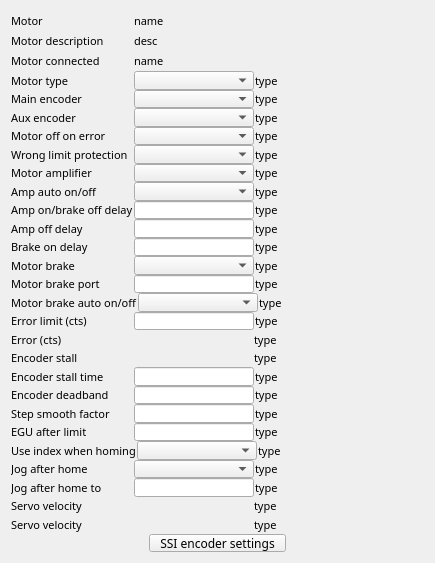
This is 3-1/GalilSup/op/ui/galil_motor_extras.ui in motorapp/Galil as Qt 5 draws it before an edit. The edited form follows.
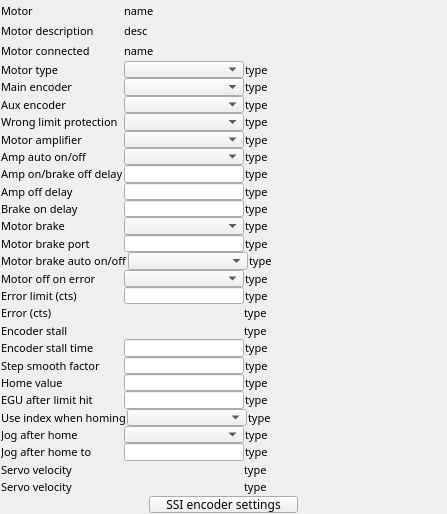
This is the edited form. Custom widgets are drawn as their Qt base class.

Diff of the .ui file:
```diff
--- a/3-1/GalilSup/op/ui/galil_motor_extras.ui
+++ b/3-1/GalilSup/op/ui/galil_motor_extras.ui
@@ -6,8 +6,8 @@
    <rect>
     <x>0</x>
     <y>0</y>
-    <width>435</width>
-    <height>563</height>
+    <width>447</width>
+    <height>514</height>
    </rect>
   </property>
   <property name="sizePolicy">
@@ -23,6 +23,9 @@
    <property name="spacing">
     <number>0</number>
    </property>
+   <property name="margin">
+    <number>1</number>
+   </property>
    <item>
     <layout class="QHBoxLayout" name="horizontalLayout">
      <property name="spacing">
@@ -509,97 +512,6 @@
      </item>
     </layout>
    </item>
-   <item>
-    <layout class="QHBoxLayout" name="horizontalLayout_7">
-     <property name="spacing">
-      <number>1</number>
-     </property>
-     <item>
-      <widget class="QLabel" name="label_10">
-       <property name="sizePolicy">
-        <sizepolicy hsizetype="Fixed" vsizetype="Preferred">
-         <horstretch>0</horstretch>
-         <verstretch>0</verstretch>
-        </sizepolicy>
-       </property>
-       <property name="minimumSize">
-        <size>
-         <width>122</width>
-         <height>0</height>
-        </size>
-       </property>
-       <property name="font">
-        <font>
-         <family>Abyssinica SIL</family>
-         <pointsize>8</pointsize>
-        </font>
-       </property>
-       <property name="text">
-        <string>Motor off on error</string>
-       </property>
-      </widget>
-     </item>
-     <item>
-      <widget class="QEComboBox" name="qecombobox_4">
-       <property name="sizePolicy">
-        <sizepolicy hsizetype="Fixed" vsizetype="Preferred">
-         <horstretch>0</horstretch>
-         <verstretch>0</verstretch>
-        </sizepolicy>
-       </property>
-       <property name="minimumSize">
-        <size>
-         <width>120</width>
-         <height>1</height>
-        </size>
-       </property>
-       <property name="maximumSize">
-        <size>
-         <width>120</width>
-         <height>16777215</height>
-        </size>
-       </property>
-       <property name="font">
-        <font>
-         <family>Abyssinica SIL</family>
-         <pointsize>8</pointsize>
-        </font>
-       </property>
-       <property name="variable" stdset="0">
-        <string>$(DMC)$(M)_OFFONERR_CMD</string>
-       </property>
-      </widget>
-     </item>
-     <item>
-      <widget class="QELabel" name="qelabel_9">
-       <property name="sizePolicy">
-        <sizepolicy hsizetype="Preferred" vsizetype="Preferred">
-         <horstretch>0</horstretch>
-         <verstretch>0</verstretch>
-        </sizepolicy>
-       </property>
-       <property name="font">
-        <font>
-         <family>Abyssinica SIL</family>
-         <pointsize>8</pointsize>
-        </font>
-       </property>
-       <property name="layoutDirection">
-        <enum>Qt::LeftToRight</enum>
-       </property>
-       <property name="alignment">
-        <set>Qt::AlignLeading|Qt::AlignLeft|Qt::AlignVCenter</set>
-       </property>
-       <property name="variable" stdset="0">
-        <string>$(DMC)$(M)_OFFONERR_STATUS</string>
-       </property>
-       <property name="text">
-        <string>type</string>
-       </property>
-      </widget>
-     </item>
-    </layout>
-   </item>
    <item>
     <layout class="QHBoxLayout" name="horizontalLayout_8">
      <property name="spacing">
@@ -1377,6 +1289,97 @@
      </item>
     </layout>
    </item>
+   <item>
+    <layout class="QHBoxLayout" name="horizontalLayout_7">
+     <property name="spacing">
+      <number>1</number>
+     </property>
+     <item>
+      <widget class="QLabel" name="label_10">
+       <property name="sizePolicy">
+        <sizepolicy hsizetype="Fixed" vsizetype="Preferred">
+         <horstretch>0</horstretch>
+         <verstretch>0</verstretch>
+        </sizepolicy>
+       </property>
+       <property name="minimumSize">
+        <size>
+         <width>122</width>
+         <height>0</height>
+        </size>
+       </property>
+       <property name="font">
+        <font>
+         <family>Abyssinica SIL</family>
+         <pointsize>8</pointsize>
+        </font>
+       </property>
+       <property name="text">
+        <string>Motor off on error</string>
+       </property>
+      </widget>
+     </item>
+     <item>
+      <widget class="QEComboBox" name="qecombobox_4">
+       <property name="sizePolicy">
+        <sizepolicy hsizetype="Fixed" vsizetype="Preferred">
+         <horstretch>0</horstretch>
+         <verstretch>0</verstretch>
+        </sizepolicy>
+       </property>
+       <property name="minimumSize">
+        <size>
+         <width>120</width>
+         <height>1</height>
+        </size>
+       </property>
+       <property name="maximumSize">
+        <size>
+         <width>120</width>
+         <height>16777215</height>
+        </size>
+       </property>
+       <property name="font">
+        <font>
+         <family>Abyssinica SIL</family>
+         <pointsize>8</pointsize>
+        </font>
+       </property>
+       <property name="variable" stdset="0">
+        <string>$(DMC)$(M)_OFFONERR_CMD</string>
+       </property>
+      </widget>
+     </item>
+     <item>
+      <widget class="QELabel" name="qelabel_9">
+       <property name="sizePolicy">
+        <sizepolicy hsizetype="Preferred" vsizetype="Preferred">
+         <horstretch>0</horstretch>
+         <verstretch>0</verstretch>
+        </sizepolicy>
+       </property>
+       <property name="font">
+        <font>
+         <family>Abyssinica SIL</family>
+         <pointsize>8</pointsize>
+        </font>
+       </property>
+       <property name="layoutDirection">
+        <enum>Qt::LeftToRight</enum>
+       </property>
+       <property name="alignment">
+        <set>Qt::AlignLeading|Qt::AlignLeft|Qt::AlignVCenter</set>
+       </property>
+       <property name="variable" stdset="0">
+        <string>$(DMC)$(M)_OFFONERR_STATUS</string>
+       </property>
+       <property name="text">
+        <string>type</string>
+       </property>
+      </widget>
+     </item>
+    </layout>
+   </item>
    <item>
     <layout class="QHBoxLayout" name="horizontalLayout_17">
      <property name="spacing">
@@ -1673,94 +1676,6 @@
      </item>
     </layout>
    </item>
-   <item>
-    <layout class="QHBoxLayout" name="horizontalLayout_21">
-     <property name="spacing">
-      <number>1</number>
-     </property>
-     <item>
-      <widget class="QLabel" name="label_24">
-       <property name="sizePolicy">
-        <sizepolicy hsizetype="Fixed" vsizetype="Preferred">
-         <horstretch>0</horstretch>
-         <verstretch>0</verstretch>
-        </sizepolicy>
-       </property>
-       <property name="minimumSize">
-        <size>
-         <width>122</width>
-         <height>0</height>
-        </size>
-       </property>
-       <property name="font">
-        <font>
-         <family>Abyssinica SIL</family>
-         <pointsize>8</pointsize>
-        </font>
-       </property>
-       <property name="text">
-        <string>Encoder deadband</string>
-       </property>
-      </widget>
-     </item>
-     <item>
-      <widget class="QELineEdit" name="qelineedit_9">
-       <property name="sizePolicy">
-        <sizepolicy hsizetype="Fixed" vsizetype="Preferred">
-         <horstretch>0</horstretch>
-         <verstretch>0</verstretch>
-        </sizepolicy>
-       </property>
-       <property name="minimumSize">
-        <size>
-         <width>120</width>
-         <height>1</height>
-        </size>
-       </property>
-       <property name="font">
-        <font>
-         <family>Abyssinica SIL</family>
-         <pointsize>8</pointsize>
-        </font>
-       </property>
-       <property name="variable" stdset="0">
-        <string>$(DMC)$(M)_EDEL_SP</string>
-       </property>
-       <property name="addUnits">
-        <bool>true</bool>
-       </property>
-      </widget>
-     </item>
-     <item>
-      <widget class="QELabel" name="qelabel_23">
-       <property name="sizePolicy">
-        <sizepolicy hsizetype="Minimum" vsizetype="Preferred">
-         <horstretch>0</horstretch>
-         <verstretch>0</verstretch>
-        </sizepolicy>
-       </property>
-       <property name="font">
-        <font>
-         <family>Abyssinica SIL</family>
-         <pointsize>8</pointsize>
-        </font>
-       </property>
-       <property name="layoutDirection">
-        <enum>Qt::LeftToRight</enum>
-       </property>
-       <property name="alignment">
-        <set>Qt::AlignLeading|Qt::AlignLeft|Qt::AlignVCenter</set>
-       </property>
-       <property name="variable" stdset="0">
-        <string>$(DMC)$(M)_EDEL_MON</string>
-       </property>
-       <property name="text">
-        <string>type</string>
-       </property>
-      </widget>
-     </item>
-    </layout>
-   </item>
    <item>
     <layout class="QHBoxLayout" name="horizontalLayout_22">
      <property name="spacing">
@@ -1849,6 +1764,94 @@
      </item>
     </layout>
    </item>
+   <item>
+    <layout class="QHBoxLayout" name="horizontalLayout_30">
+     <property name="spacing">
+      <number>1</number>
+     </property>
+     <item>
+      <widget class="QLabel" name="label_32">
+       <property name="sizePolicy">
+        <sizepolicy hsizetype="Fixed" vsizetype="Preferred">
+         <horstretch>0</horstretch>
+         <verstretch>0</verstretch>
+        </sizepolicy>
+       </property>
+       <property name="minimumSize">
+        <size>
+         <width>122</width>
+         <height>0</height>
+        </size>
+       </property>
+       <property name="font">
+        <font>
+         <family>Abyssinica SIL</family>
+         <pointsize>8</pointsize>
+        </font>
+       </property>
+       <property name="text">
+        <string>Home value</string>
+       </property>
+      </widget>
+     </item>
+     <item>
+      <widget class="QELineEdit" name="qelineedit_13">
+       <property name="sizePolicy">
+        <sizepolicy hsizetype="Fixed" vsizetype="Preferred">
+         <horstretch>0</horstretch>
+         <verstretch>0</verstretch>
+        </sizepolicy>
+       </property>
+       <property name="minimumSize">
+        <size>
+         <width>120</width>
+         <height>1</height>
+        </size>
+       </property>
+       <property name="font">
+        <font>
+         <family>Abyssinica SIL</family>
+         <pointsize>8</pointsize>
+        </font>
+       </property>
+       <property name="variable" stdset="0">
+        <string>$(DMC)$(M)_HOMEVAL_SP</string>
+       </property>
+       <property name="addUnits">
+        <bool>true</bool>
+       </property>
+      </widget>
+     </item>
+     <item>
+      <widget class="QELabel" name="qelabel_32">
+       <property name="sizePolicy">
+        <sizepolicy hsizetype="Minimum" vsizetype="Preferred">
+         <horstretch>0</horstretch>
+         <verstretch>0</verstretch>
+        </sizepolicy>
+       </property>
+       <property name="font">
+        <font>
+         <family>Abyssinica SIL</family>
+         <pointsize>8</pointsize>
+        </font>
+       </property>
+       <property name="layoutDirection">
+        <enum>Qt::LeftToRight</enum>
+       </property>
+       <property name="alignment">
+        <set>Qt::AlignLeading|Qt::AlignLeft|Qt::AlignVCenter</set>
+       </property>
+       <property name="variable" stdset="0">
+        <string>$(DMC)$(M)_HOMEVAL_MON</string>
+       </property>
+       <property name="text">
+        <string>type</string>
+       </property>
+      </widget>
+     </item>
+    </layout>
+   </item>
    <item>
     <layout class="QHBoxLayout" name="horizontalLayout_23">
      <property name="spacing">
@@ -1875,7 +1878,7 @@
         </font>
        </property>
        <property name="text">
-        <string>EGU after limit</string>
+        <string>EGU after limit hit</string>
        </property>
       </widget>
      </item>
```
